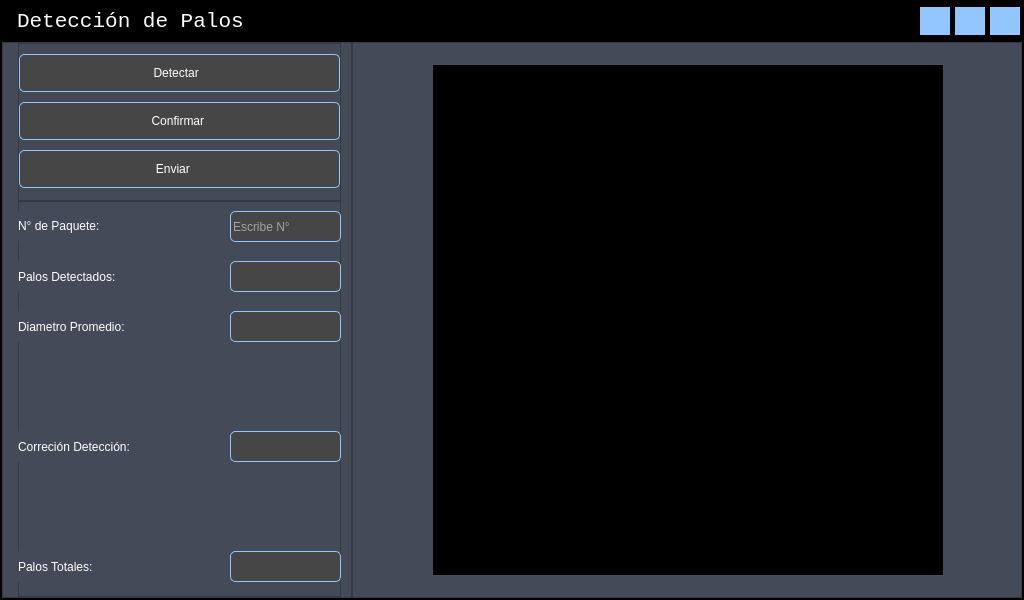
MARIANOCEREDA/RaspberryPiDetect, file GUI/detect_sticks.ui: the form before one commit.
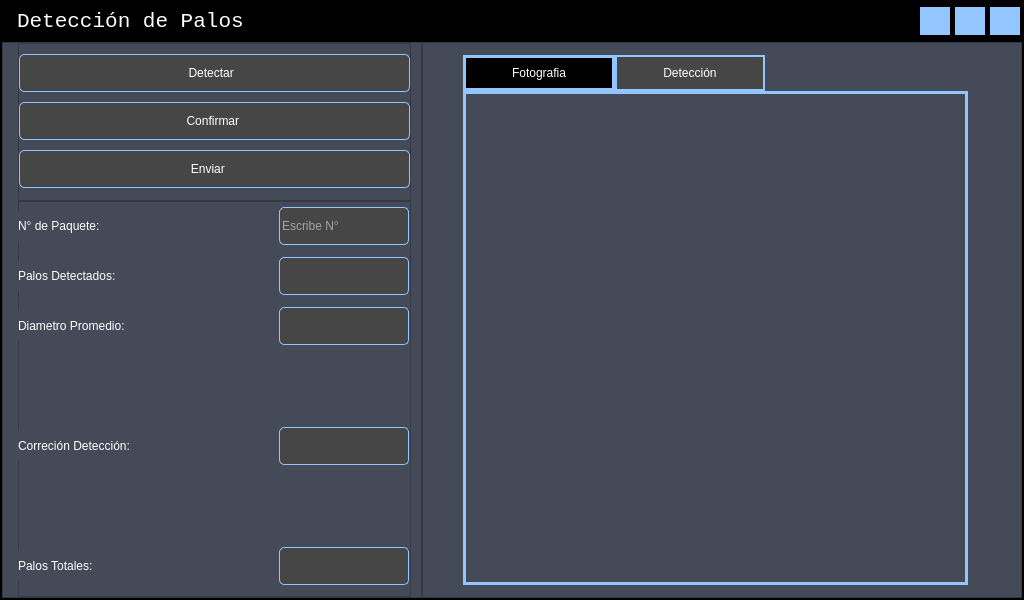
The form after the commit. Icons and pictures are not drawn.

```diff
--- a/GUI/detect_sticks.ui
+++ b/GUI/detect_sticks.ui
@@ -121,14 +121,13 @@
              <font>
               <family>Consolas</family>
               <pointsize>16</pointsize>
+              <weight>50</weight>
               <italic>false</italic>
               <bold>false</bold>
              </font>
             </property>
             <property name="styleSheet">
-             <string notr="true">
-
-</string>
+             <string notr="true"/>
             </property>
             <property name="text">
              <string>Detección de Palos </string>
@@ -461,8 +460,8 @@
                  <rect>
                   <x>0</x>
                   <y>60</y>
-                  <width>181</width>
-                  <height>31</height>
+                  <width>231</width>
+                  <height>30</height>
                  </rect>
                 </property>
                 <property name="text">
@@ -474,8 +473,8 @@
                  <rect>
                   <x>0</x>
                   <y>110</y>
-                  <width>191</width>
-                  <height>31</height>
+                  <width>221</width>
+                  <height>30</height>
                  </rect>
                 </property>
                 <property name="text">
@@ -488,7 +487,7 @@
                   <x>0</x>
                   <y>350</y>
                   <width>181</width>
-                  <height>31</height>
+                  <height>30</height>
                  </rect>
                 </property>
                 <property name="text">
@@ -511,15 +510,14 @@
                <widget class="QPushButton" name="button_plas">
                 <property name="geometry">
                  <rect>
-                  <x>235</x>
+                  <x>296</x>
                   <y>162</y>
                   <width>60</width>
                   <height>60</height>
                  </rect>
                 </property>
                 <property name="styleSheet">
-                 <string notr="true">
-</string>
+                 <string notr="true"/>
                 </property>
                 <property name="text">
                  <string/>
@@ -538,16 +536,17 @@
                <widget class="QTextBrowser" name="out_sticks">
                 <property name="geometry">
                  <rect>
-                  <x>212</x>
-                  <y>60</y>
-                  <width>111</width>
-                  <height>31</height>
+                  <x>261</x>
+                  <y>56</y>
+                  <width>130</width>
+                  <height>38</height>
                  </rect>
                 </property>
                 <property name="font">
                  <font>
                   <family>Consolas</family>
                   <pointsize>13</pointsize>
+                  <weight>50</weight>
                   <italic>false</italic>
                   <bold>false</bold>
                  </font>
@@ -556,40 +555,40 @@
                <widget class="QTextBrowser" name="out_diameter">
                 <property name="geometry">
                  <rect>
-                  <x>212</x>
-                  <y>110</y>
-                  <width>111</width>
-                  <height>31</height>
+                  <x>261</x>
+                  <y>106</y>
+                  <width>130</width>
+                  <height>38</height>
                  </rect>
                 </property>
                </widget>
                <widget class="QTextBrowser" name="out_correction">
                 <property name="geometry">
                  <rect>
-                  <x>212</x>
-                  <y>230</y>
-                  <width>111</width>
-                  <height>31</height>
+                  <x>261</x>
+                  <y>226</y>
+                  <width>130</width>
+                  <height>38</height>
                  </rect>
                 </property>
                </widget>
                <widget class="QTextBrowser" name="out_total">
                 <property name="geometry">
                  <rect>
-                  <x>212</x>
-                  <y>350</y>
-                  <width>111</width>
-                  <height>31</height>
+                  <x>261</x>
+                  <y>346</y>
+                  <width>130</width>
+                  <height>38</height>
                  </rect>
                 </property>
                </widget>
                <widget class="QLineEdit" name="in_npackge">
                 <property name="geometry">
                  <rect>
-                  <x>212</x>
-                  <y>10</y>
-                  <width>111</width>
-                  <height>31</height>
+                  <x>261</x>
+                  <y>6</y>
+                  <width>130</width>
+                  <height>38</height>
                  </rect>
                 </property>
                 <property name="styleSheet">
@@ -605,7 +604,7 @@
                <widget class="QPushButton" name="button_less">
                 <property name="geometry">
                  <rect>
-                  <x>235</x>
+                  <x>296</x>
                   <y>270</y>
                   <width>60</width>
                   <height>60</height>
@@ -642,8 +641,8 @@
                  <rect>
                   <x>0</x>
                   <y>230</y>
-                  <width>211</width>
-                  <height>31</height>
+                  <width>261</width>
+                  <height>30</height>
                  </rect>
                 </property>
                 <property name="text">
@@ -659,10 +658,16 @@
            <widget class="QFrame" name="frame_imagen">
             <property name="minimumSize">
              <size>
-              <width>650</width>
+              <width>600</width>
               <height>552</height>
              </size>
             </property>
+            <property name="maximumSize">
+             <size>
+              <width>600</width>
+              <height>16777215</height>
+             </size>
+            </property>
             <property name="styleSheet">
              <string notr="true">QFrame{
 background-color: rgb(69, 74, 88);
@@ -680,57 +685,62 @@
               <number>0</number>
              </property>
              <property name="leftMargin">
-              <number>80</number>
+              <number>40</number>
              </property>
              <property name="topMargin">
               <number>0</number>
              </property>
              <property name="rightMargin">
-              <number>0</number>
+              <number>40</number>
              </property>
              <property name="bottomMargin">
               <number>0</number>
              </property>
              <item>
-              <widget class="QStackedWidget" name="stackedWidget">
+              <widget class="QTabWidget" name="tabWidget">
                <property name="maximumSize">
                 <size>
-                 <width>510</width>
-                 <height>510</height>
+                 <width>505</width>
+                 <height>530</height>
                 </size>
                </property>
                <property name="styleSheet">
-                <string notr="true">background-color: #93C6FF;
+                <string notr="true"> QTabBar::tab {
+font: 14pt &quot;Consolas&quot;;
+color:rgb(255, 255,255);
+border:2px solid #93C6FF;
+background-color: rgb(70, 70, 70);         
+                min-width:130px; /* Cambia el ancho mínimo de los botones */
+                padding: 8px; /* Cambia el espacio interno de los botones */
+            }
 
-QLabel:{
-background-color: rgb(0, 0, 0);
-
-}</string>
+            QTabBar::tab:selected {
+font: 14pt &quot;Consolas&quot;;
+color:rgb(255, 255,255);
+border:3px solid #93C6FF;
+background-color: rgb(0, 0, 0);    
+            }
+QTabWidget::pane {
+     border:3px solid #93C6FF;
+background-color: rgb(70, 70, 70);    
+            }</string>
                </property>
                <property name="currentIndex">
-                <number>1</number>
+                <number>0</number>
                </property>
-               <widget class="QWidget" name="camara">
-                <widget class="QLabel" name="out_camara">
+               <widget class="QWidget" name="tab">
+                <attribute name="title">
+                 <string>Fotografia</string>
+                </attribute>
+                <widget class="QLabel" name="out_img">
                  <property name="geometry">
                   <rect>
-                   <x>5</x>
-                   <y>5</y>
+                   <x>0</x>
+                   <y>0</y>
                    <width>500</width>
                    <height>500</height>
                   </rect>
                  </property>
-                 <property name="minimumSize">
-                  <size>
-                   <width>500</width>
-                   <height>500</height>
-                  </size>
-                 </property>
-                 <property name="styleSheet">
-                  <string notr="true">QLabel{
-background-color: rgb(0, 0, 0);
-}</string>
-                 </property>
                  <property name="text">
                   <string/>
                  </property>
@@ -739,33 +749,22 @@
                  </property>
                 </widget>
                </widget>
-               <widget class="QWidget" name="detection">
-                <widget class="QLabel" name="out_processing">
+               <widget class="QWidget" name="tab_2">
+                <attribute name="title">
+                 <string>Detección</string>
+                </attribute>
+                <widget class="QLabel" name="out_detect">
                  <property name="geometry">
                   <rect>
-                   <x>5</x>
-                   <y>5</y>
+                   <x>0</x>
+                   <y>0</y>
                    <width>500</width>
                    <height>500</height>
                   </rect>
                  </property>
-                 <property name="minimumSize">
-                  <size>
-                   <width>500</width>
-                   <height>500</height>
-                  </size>
-                 </property>
-                 <property name="styleSheet">
-                  <string notr="true">QLabel{
-background-color: rgb(0, 0, 0);
-}</string>
-                 </property>
                  <property name="text">
                   <string/>
                  </property>
-                 <property name="alignment">
-                  <set>Qt::AlignCenter</set>
-                 </property>
                 </widget>
                </widget>
               </widget>
```
